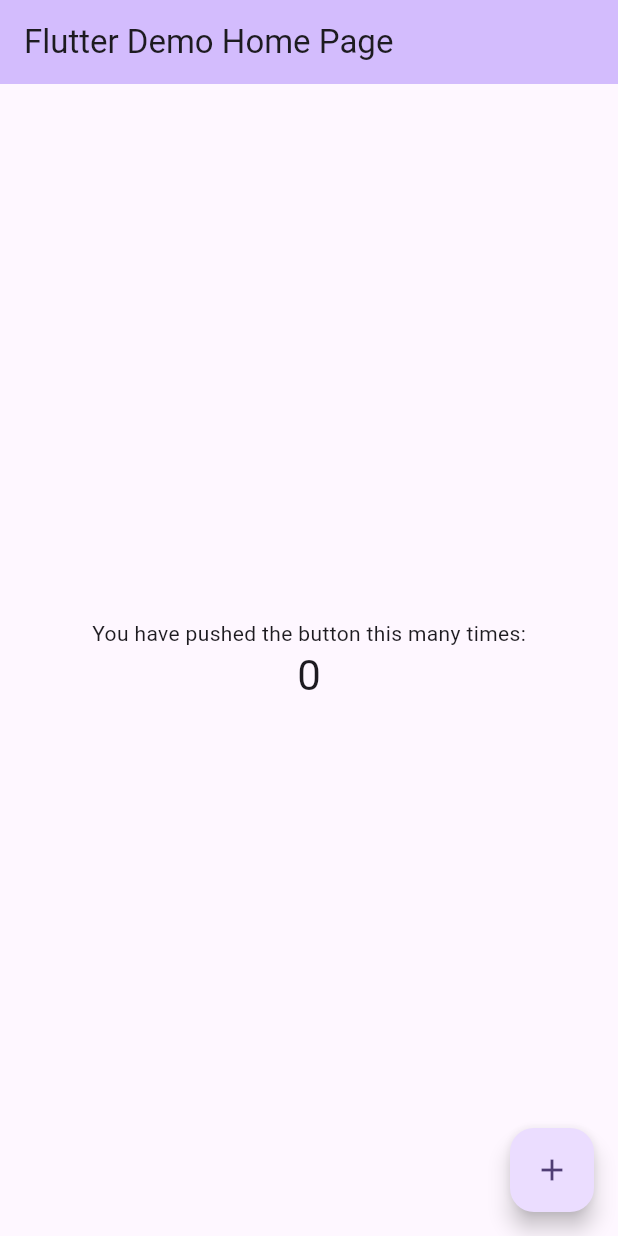
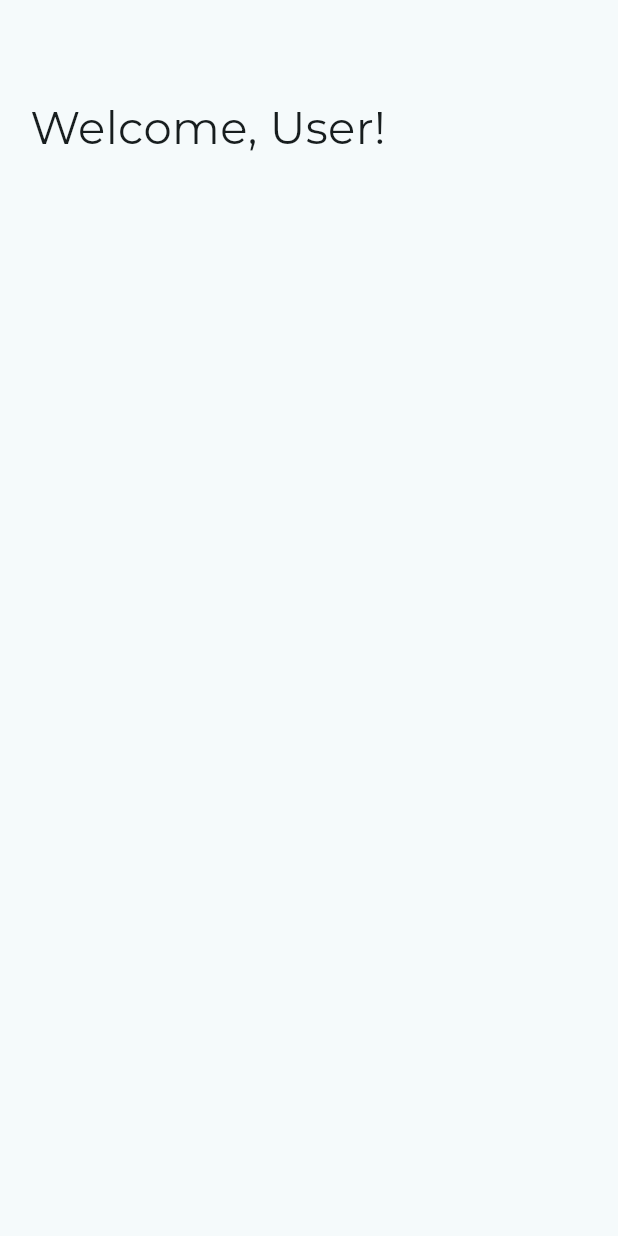
Before and after one commit to BioSyncTM/hdims_biosync, a Flutter app: the screen it shows after launch, on a phone screen of 412 x 824 dp. Run offline on Flutter 3.47's test engine with Material 3 defaults, Android fonts, the phone set to English and light mode, and no system bars; project files that could hold a hidden picture were left out.

Commit message:
Fonts, etc

```diff
--- a/lib/main.dart
+++ b/lib/main.dart
@@ -10,27 +10,19 @@ class MyApp extends StatelessWidget {
   @override
   Widget build(BuildContext context) {
     return MaterialApp(
-      title: 'Flutter Demo',
+      title: 'BioSync HDMIS',
       theme: ThemeData(
-        colorScheme: ColorScheme.fromSeed(seedColor: Colors.deepPurple),
+        colorScheme: ColorScheme.fromSeed(seedColor: Color.fromARGB(255, 136, 241, 255)),
         useMaterial3: true,
+        fontFamily: 'Montserrat',
       ),
-      home: const MyHomePage(title: 'Flutter Demo Home Page'),
+      home: const MyHomePage(title: 'Welcome, User!'),
     );
   }
 }
 
 class MyHomePage extends StatefulWidget {
   const MyHomePage({super.key, required this.title});
-
-  // This widget is the home page of your application. It is stateful, meaning
-  // that it has a State object (defined below) that contains fields that affect
-  // how it looks.
-
-  // This class is the configuration for the state. It holds the values (in this
-  // case the title) provided by the parent (in this case the App widget) and
-  // used by the build method of the State. Fields in a Widget subclass are
-  // always marked "final".
 
   final String title;
 
@@ -39,71 +31,28 @@ class MyHomePage extends StatefulWidget {
 }
 
 class _MyHomePageState extends State<MyHomePage> {
-  int _counter = 0;
-
-  void _incrementCounter() {
-    setState(() {
-      // This call to setState tells the Flutter framework that something has
-      // changed in this State, which causes it to rerun the build method below
-      // so that the display can reflect the updated values. If we changed
-      // _counter without calling setState(), then the build method would not be
-      // called again, and so nothing would appear to happen.
-      _counter++;
-    });
-  }
 
   @override
   Widget build(BuildContext context) {
-    // This method is rerun every time setState is called, for instance as done
-    // by the _incrementCounter method above.
-    //
-    // The Flutter framework has been optimized to make rerunning build methods
-    // fast, so that you can just rebuild anything that needs updating rather
-    // than having to individually change instances of widgets.
     return Scaffold(
-      appBar: AppBar(
-        // TRY THIS: Try changing the color here to a specific color (to
-        // Colors.amber, perhaps?) and trigger a hot reload to see the AppBar
-        // change color while the other colors stay the same.
-        backgroundColor: Theme.of(context).colorScheme.inversePrimary,
-        // Here we take the value from the MyHomePage object that was created by
-        // the App.build method, and use it to set our appbar title.
-        title: Text(widget.title),
-      ),
-      body: Center(
-        // Center is a layout widget. It takes a single child and positions it
-        // in the middle of the parent.
+      body: Container(
+        // Top Bar
         child: Column(
-          // Column is also a layout widget. It takes a list of children and
-          // arranges them vertically. By default, it sizes itself to fit its
-          // children horizontally, and tries to be as tall as its parent.
-          //
-          // Column has various properties to control how it sizes itself and
-          // how it positions its children. Here we use mainAxisAlignment to
-          // center the children vertically; the main axis here is the vertical
-          // axis because Columns are vertical (the cross axis would be
-          // horizontal).
-          //
-          // TRY THIS: Invoke "debug painting" (choose the "Toggle Debug Paint"
-          // action in the IDE, or press "p" in the console), to see the
-          // wireframe for each widget.
-          mainAxisAlignment: MainAxisAlignment.center,
-          children: <Widget>[
-            const Text(
-              'You have pushed the button this many times:',
-            ),
-            Text(
-              '$_counter',
-              style: Theme.of(context).textTheme.headlineMedium,
-            ),
+          children: [
+            // TopBar
+            Container(
+              margin: EdgeInsets.only(top: 64, left: 20),
+              child: const Text(
+                "Welcome, User!",
+                style: TextStyle(
+                  fontSize: 30
+                ),
+              ),
+            )
           ],
         ),
+
       ),
-      floatingActionButton: FloatingActionButton(
-        onPressed: _incrementCounter,
-        tooltip: 'Increment',
-        child: const Icon(Icons.add),
-      ), // This trailing comma makes auto-formatting nicer for build methods.
     );
   }
 }
```
Also changed, not shown: pubspec.yaml (+7 -11 lines), assets/fonts/BRLNSR.TTF (added), assets/fonts/Montserrat-Regular.ttf (added).
